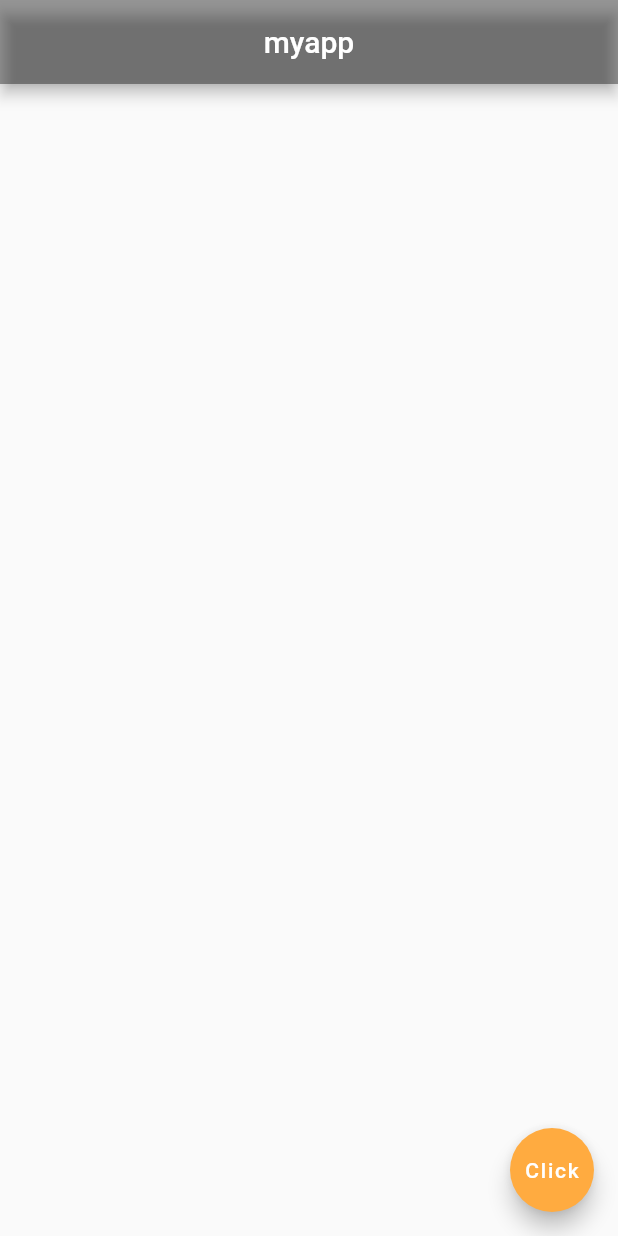
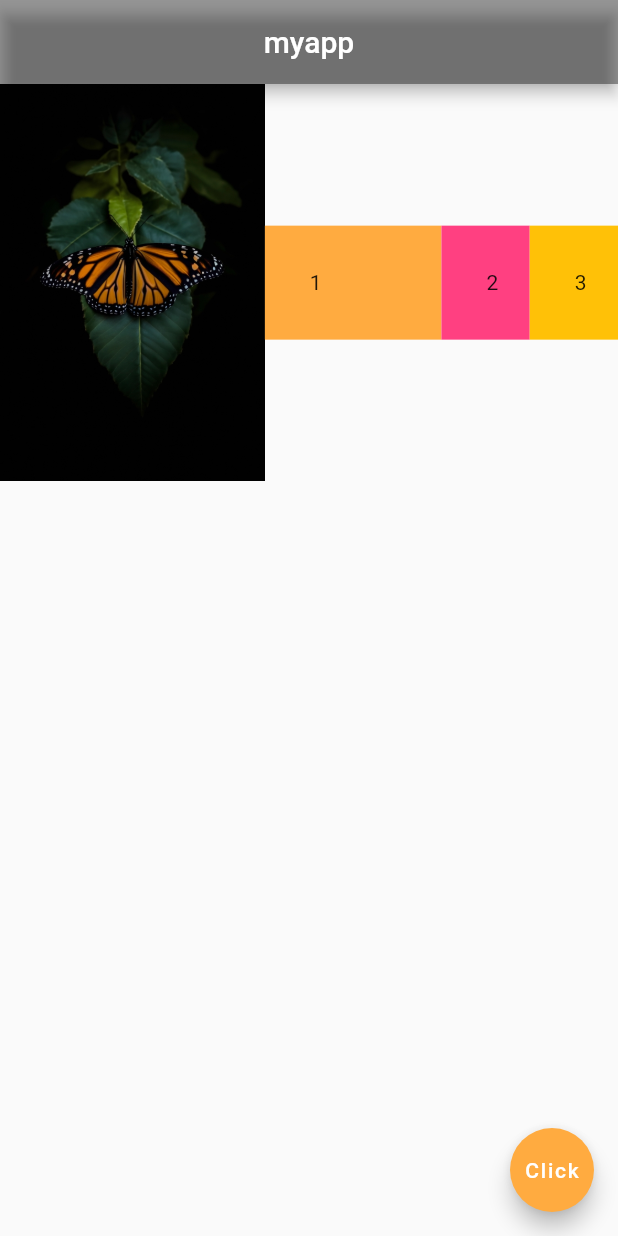
Before and after one commit to flakysob/firstFlutterProject_myapp, a Flutter app: the screen it shows after launch, on a phone screen of 412 x 824 dp. Run offline on Flutter 3.47's test engine with Material 2 defaults, Android fonts, the phone set to English and light mode, and no system bars; missing offline and left inert: dart:html.

Commit message:
End of the Chapter 14 (Expanded Widgets)

```diff
--- a/lib/main.dart
+++ b/lib/main.dart
@@ -16,9 +16,36 @@ class Home extends StatelessWidget {
       ),
       body: Row(
         children: [
-          Container(),
-          Container(),
-          Container(),
+          Expanded(
+              child: Image.asset(
+                  "assets/1.jpg",
+              ),
+            flex: 3,
+          ),
+          Expanded(
+            flex: 2,
+            child: Container(
+              padding: EdgeInsets.all(30.0),
+              color: Colors.orangeAccent,
+              child: Text("1"),
+            ),
+          ),
+          Expanded(
+            flex: 1,
+            child: Container(
+              padding: EdgeInsets.all(30.0),
+              color: Colors.pinkAccent,
+              child: Text("2"),
+            ),
+          ),
+          Expanded(
+            flex: 1,
+            child: Container(
+              padding: EdgeInsets.all(30.0),
+              color: Colors.amber,
+              child: Text("3"),
+            ),
+          ),
         ],
       ),
       floatingActionButton: FloatingActionButton(
```
